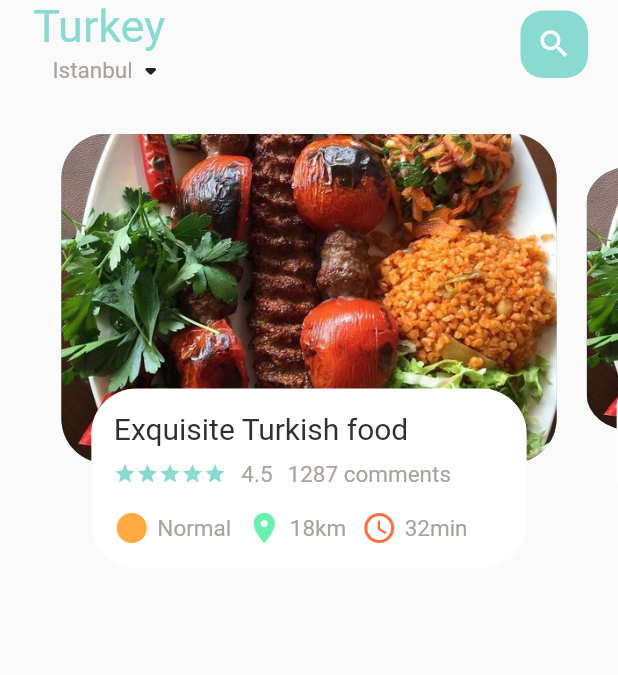
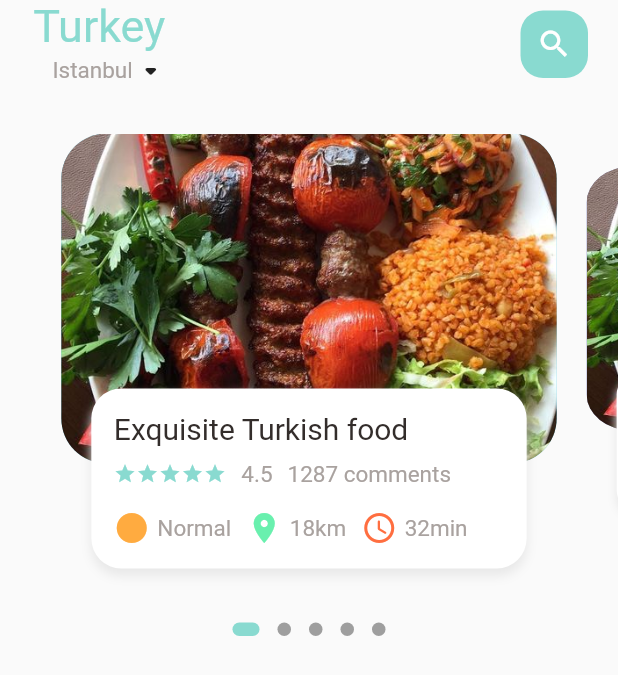
Before and after one commit to muttafa/Flutter-Ecommerce-App, a Flutter app: the screen it shows after launch, on a phone screen of 412 x 824 dp. Shown: the top 675 px of the screen. Run offline on Flutter 3.47's test engine with Material 2 defaults, Android fonts, the phone set to English and light mode, and no system bars; drawn by our look-alikes of dots_indicator; our stand-ins replace google_fonts.

Commit message:
Added dots to slider

```diff
--- a/lib/Home/food_page_body.dart
+++ b/lib/Home/food_page_body.dart
@@ -1,5 +1,6 @@
-import 'dart:ffi';
 
+
+import 'package:dots_indicator/dots_indicator.dart';
 import 'package:ecommerce/utils/colors.dart';
 import 'package:ecommerce/widgets/icon_and_text_widget.dart';
 import 'package:ecommerce/widgets/my_text.dart';
@@ -42,16 +43,30 @@ class _FoodPageBodyState extends State<FoodPageBody> {
 
   @override
   Widget build(BuildContext context) {
-    return Container(
+    return Column(
+      children: [
+        Container(
       height: 320,
       child: PageView.builder(
         controller: pageController,
-          itemCount: 5,
-          itemBuilder: (context,position){
-            return _buildPageItem(position);
-          },
+        itemCount: 5,
+        itemBuilder: (context,position){
+          return _buildPageItem(position);
+        },
       ),
 
+    ),
+        new DotsIndicator(
+        dotsCount: 5,
+        position: _currentPageValue,
+        decorator: DotsDecorator(
+        size: const Size.square(9.0),
+        activeColor: AppColors.maincolorl,
+        activeSize: const Size(18.0, 9.0),
+        activeShape: RoundedRectangleBorder(borderRadius: BorderRadius.circular(5.0)),
+        ),
+        )
+      ],
     );
 
   }
@@ -99,8 +114,14 @@ class _FoodPageBodyState extends State<FoodPageBody> {
               height: 120,
               margin: EdgeInsets.only(left: 30,right: 30,bottom: 30),
               decoration: BoxDecoration(
-                borderRadius: BorderRadius.circular(30),
+                borderRadius: BorderRadius.circular(20),
                 color: Colors.white,
+                boxShadow: [
+                  BoxShadow(color: Color(0xFFe8e8e8),
+                  blurRadius: 5,
+                    offset: Offset(0,5)
+                  )
+                ]
               ),
               child: Container(
                 padding: EdgeInsets.only(top:15 , left: 15, right: 15),
@@ -142,6 +163,7 @@ class _FoodPageBodyState extends State<FoodPageBody> {
               ),
             ),
           ),
+
         ],
     ),
       );
--- a/pubspec.yaml
+++ b/pubspec.yaml
@@ -31,7 +31,7 @@ environment:
 dependencies:
   flutter:
     sdk: flutter
-
+  dots_indicator: ^2.1.0
 
   # The following adds the Cupertino Icons font to your application.
   # Use with the CupertinoIcons class for iOS style icons.
```
Also changed, not shown: pubspec.lock.
